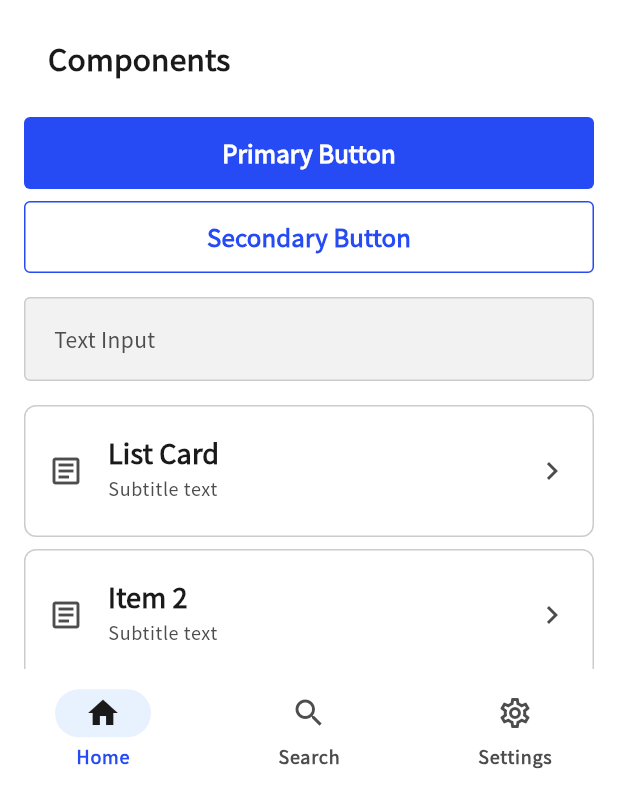
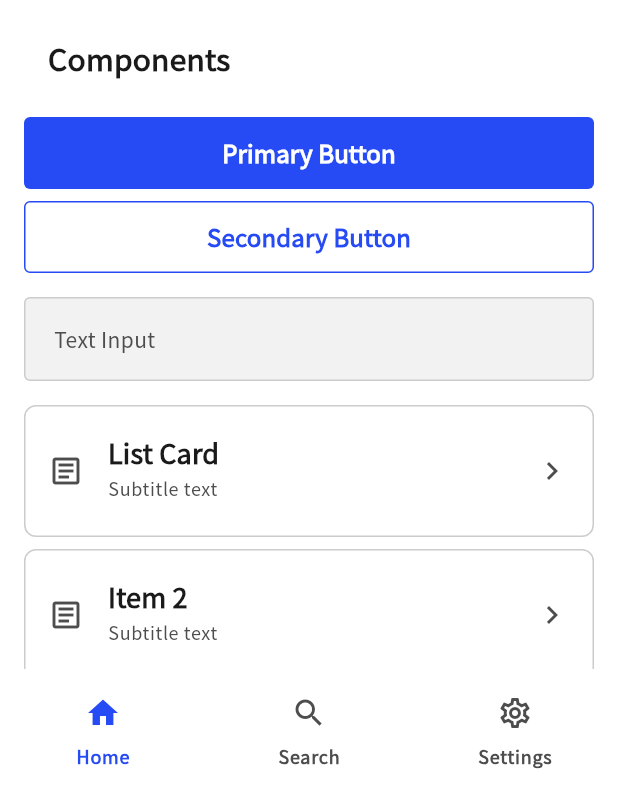
Before and after one commit to kiyoteruhosoda/flutterbase, a Flutter app: the screen it shows after launch, on a phone screen of 412 x 824 dp, the part 447-1236 px from its top. Run offline on Flutter 3.47's test engine with Material 3 defaults, Android fonts, the phone set to English and light mode, and no system bars; our stand-ins replace get_it, logger, package_info_plus, shared_preferences.

Commit message:
fix(presentation): remove pill indicator on selected navigation bar icon
Replace the colored indicator background with transparent and add
iconTheme so selection is conveyed by icon color alone.

https://claude.ai/code/session_01RjnXvFet4uPEPgmBxa1TjW

```diff
--- a/lib/shared/theme/app_theme.dart
+++ b/lib/shared/theme/app_theme.dart
@@ -329,7 +329,21 @@ class AppTheme {
     return NavigationBarThemeData(
       backgroundColor:
           isDark ? AppColors.darkBgBase : AppColors.bgBase,
-      indicatorColor: isDark ? AppColors.blue1000 : AppColors.blue100,
+      indicatorColor: Colors.transparent,
+      iconTheme: WidgetStateProperty.resolveWith((states) {
+        if (states.contains(WidgetState.selected)) {
+          return IconThemeData(
+            color: isDark
+                ? AppColors.darkInteractivePrimary
+                : AppColors.interactivePrimary,
+          );
+        }
+        return IconThemeData(
+          color: isDark
+              ? AppColors.darkTextDescription
+              : AppColors.textDescription,
+        );
+      }),
       labelTextStyle: WidgetStateProperty.resolveWith((states) {
         if (states.contains(WidgetState.selected)) {
           return AppTextStyles.labelSmall.copyWith(
```
